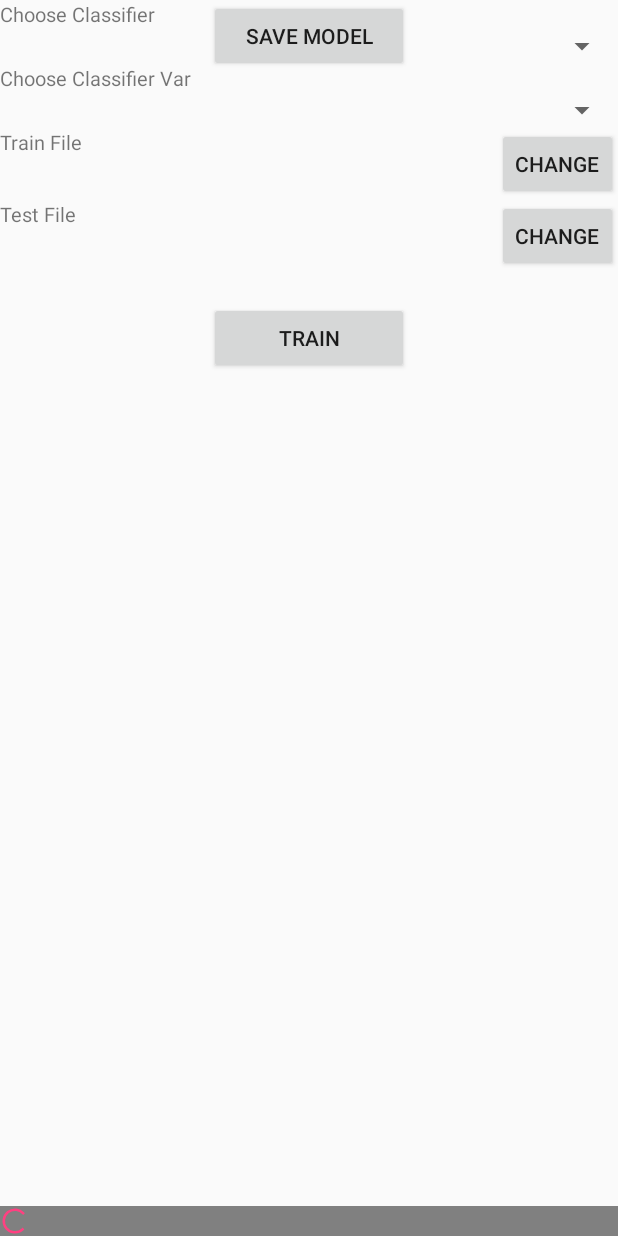
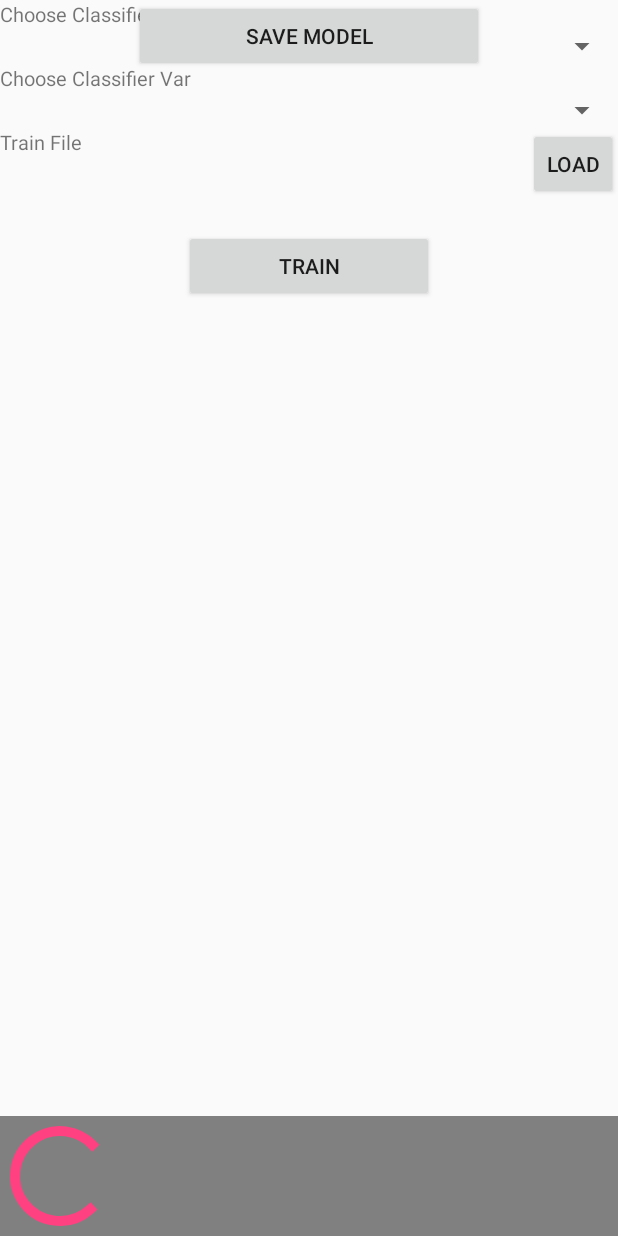
Before and after one commit to vsocrates/mhealth-grabapp, an Android app: the layout buildclassifier.xml on its own in the app's theme, with its tools: preview values and no code run, on a phone screen of 412 x 824 dp. Run offline under Robolectric (Android 15) with nearby library versions, the phone set to English and light mode, and no system bars.

Commit message:
loads training dataset and trains model

```diff
--- a/FinalProject/app/src/main/res/layout/buildclassifier.xml
+++ b/FinalProject/app/src/main/res/layout/buildclassifier.xml
@@ -50,13 +50,15 @@
 						android:layout_height="wrap_content"
 						android:text="Train File"
 						android:textSize="20px"/>
+
 					<Button
 						android:id="@+id/choosetrainfile"
+						style="?android:attr/buttonStyleSmall"
 						android:layout_width="wrap_content"
 						android:layout_height="wrap_content"
-						style="?android:attr/buttonStyleSmall"
 						android:layout_alignParentRight="true"
-						android:text="Change"/>
+						android:onClick="onLoadTrainFileClick"
+						android:text="Load"/>
 
 
 					<TextView
@@ -67,32 +69,7 @@
 						android:textSize="20px"
 						android:text="" />
 				</RelativeLayout>
-				<RelativeLayout
-					xmlns:android="http://schemas.android.com/apk/res/android"
-					android:layout_width="fill_parent"
-					android:layout_height="wrap_content">
-					<TextView
-						android:id="@+id/show_testfile"
-						android:layout_width="wrap_content"
-						android:layout_height="wrap_content"
-						android:text="Test File"
-						android:textSize="20px"/>
-					<Button
-						android:id="@+id/choosetestfile"
-						android:layout_width="wrap_content"
-						android:layout_height="wrap_content"
-						style="?android:attr/buttonStyleSmall"
-						android:layout_alignParentRight="true"
-						android:text="Change"/>
 
-					<TextView
-						android:layout_below="@id/show_testfile"
-						android:id="@+id/classifier_testfile"
-						android:layout_width="wrap_content"
-						android:layout_height="wrap_content"
-						android:text=""
-						android:textSize="20px"/>
-				</RelativeLayout>
 				<LinearLayout
 					android:orientation="horizontal"
 					android:layout_width="wrap_content"
@@ -101,7 +78,7 @@
 
 					<Button
 						android:id="@+id/train_button"
-						android:layout_width="200px"
+						android:layout_width="250px"
 						android:layout_height="wrap_content"
 						android:layout_marginTop="30px"
 						android:text="Train"/>
@@ -109,22 +86,25 @@
 				</LinearLayout>
 			</LinearLayout>
 		</ScrollView>
+
 		<LinearLayout
-			android:orientation="horizontal"
 			android:layout_width="fill_parent"
-			android:layout_height="30px"
-			android:background="#808080">
+			android:layout_height="120px"
+			android:background="#808080"
+			android:orientation="horizontal">
+
 			<ProgressBar
 				android:id="@+id/ProgressBar"
-				android:layout_width="30px"
-				android:layout_height="30px"/>
+				android:layout_width="120px"
+				android:layout_height="120px"/>
+
 			<TextView
 				android:id="@+id/show_state"
 				android:layout_width="wrap_content"
 				android:layout_height="wrap_content"
 				android:layout_gravity="bottom"
 				android:text=""
-				android:textSize="20px"/>
+				android:textSize="80px"/>
 		</LinearLayout>
 	</LinearLayout>
 
@@ -134,9 +114,10 @@
 		android:orientation="vertical"
 		android:layout_width="fill_parent"
 		android:layout_height="fill_parent">
+
 		<Button
 			android:id="@+id/save_model"
-			android:layout_width="200px"
+			android:layout_width="350px"
 			android:layout_height="wrap_content"
 			android:layout_gravity="center"
 			android:text="Save Model"/>
```
Also changed, not shown: FinalProject/app/src/main/java/com/example/dinabenayad_cherif/finalproject/BuildClassifier.java (+66 -44 lines), FinalProject/app/src/main/java/com/example/dinabenayad_cherif/finalproject/MainActivity.java (+28 -0 lines).
